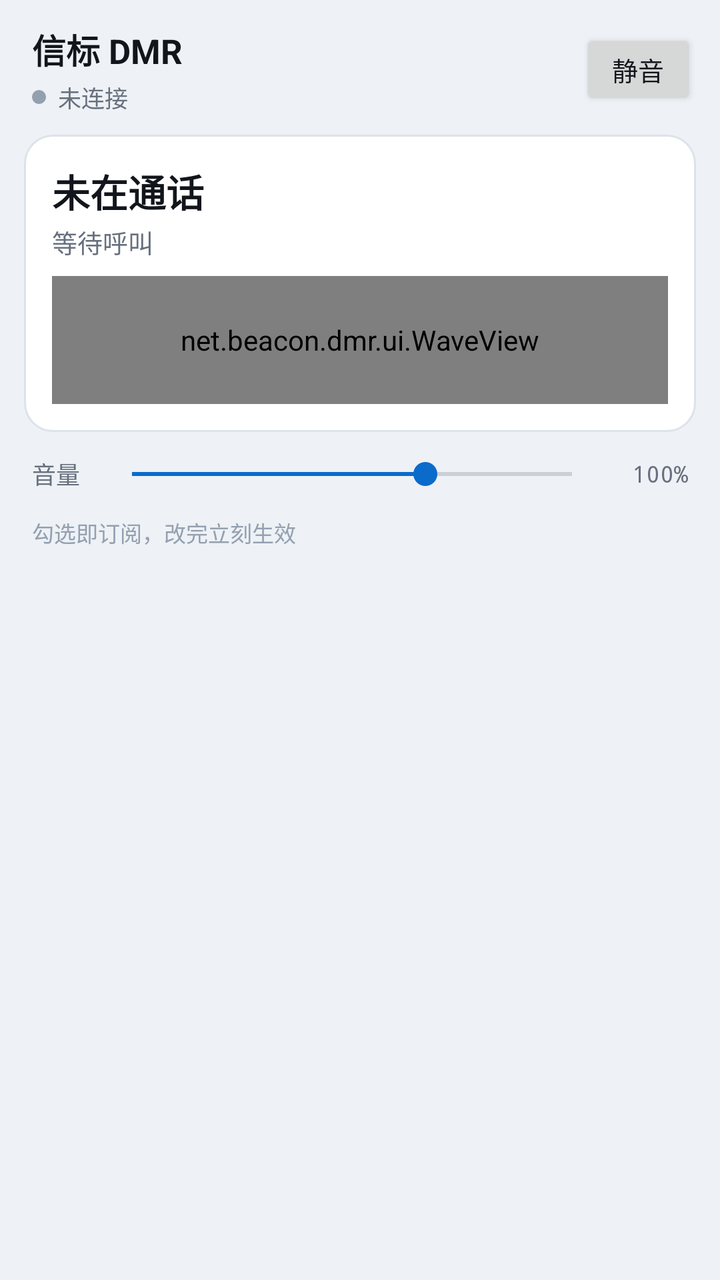
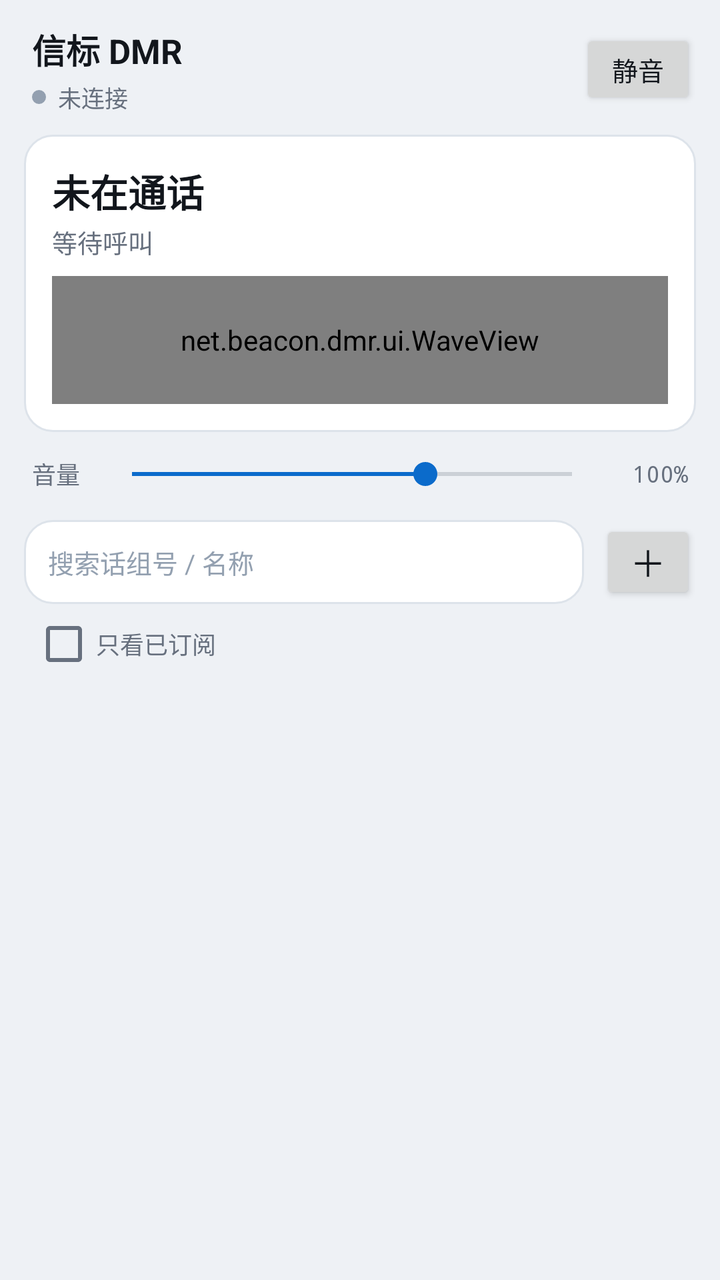

An Android layout rendered at two revisions. The XML below is the earlier revision; the diff shows what the commit changed to produce the second picture.
<!-- AndroidManifest.xml: activity theme AppTheme -->
<!-- res/layout/activity_main.xml -->
<?xml version="1.0" encoding="utf-8"?>
<LinearLayout xmlns:android="http://schemas.android.com/apk/res/android"
    android:layout_width="match_parent"
    android:layout_height="match_parent"
    android:orientation="vertical"
    android:background="@color/bg"
    android:fitsSystemWindows="true">

    
    <LinearLayout
        android:layout_width="match_parent"
        android:layout_height="wrap_content"
        android:orientation="horizontal"
        android:gravity="center_vertical"
        android:paddingStart="16dp"
        android:paddingEnd="12dp"
        android:paddingTop="12dp"
        android:paddingBottom="10dp">

        <LinearLayout
            android:layout_width="0dp"
            android:layout_height="wrap_content"
            android:layout_weight="1"
            android:orientation="vertical">

            <TextView
                android:layout_width="wrap_content"
                android:layout_height="wrap_content"
                android:text="@string/title"
                android:textColor="@color/text"
                android:textSize="17sp"
                android:textStyle="bold" />

            <LinearLayout
                android:layout_width="wrap_content"
                android:layout_height="wrap_content"
                android:orientation="horizontal"
                android:gravity="center_vertical"
                android:layout_marginTop="3dp">

                <View
                    android:id="@+id/dot"
                    android:layout_width="7dp"
                    android:layout_height="7dp"
                    android:background="@drawable/dot"
                    android:backgroundTint="@color/dim" />

                <TextView
                    android:id="@+id/stateText"
                    android:layout_width="wrap_content"
                    android:layout_height="wrap_content"
                    android:layout_marginStart="6dp"
                    android:text="@string/state_idle"
                    android:textColor="@color/muted"
                    android:textSize="11.5sp" />
            </LinearLayout>
        </LinearLayout>

        <Button
            android:id="@+id/btnMute"
            android:layout_width="wrap_content"
            android:layout_height="40dp"
            android:minWidth="0dp"
            android:paddingStart="16dp"
            android:paddingEnd="16dp"
            android:text="@string/mute"
            android:textSize="13sp"
            android:textAllCaps="false" />
    </LinearLayout>

    
    <LinearLayout
        android:layout_width="match_parent"
        android:layout_height="wrap_content"
        android:layout_marginStart="12dp"
        android:layout_marginEnd="12dp"
        android:orientation="vertical"
        android:background="@drawable/bg_card"
        android:padding="14dp">

        <LinearLayout
            android:layout_width="match_parent"
            android:layout_height="wrap_content"
            android:orientation="horizontal"
            android:gravity="center_vertical">

            <TextView
                android:id="@+id/npTg"
                android:layout_width="0dp"
                android:layout_height="wrap_content"
                android:layout_weight="1"
                android:text="@string/idle_tg"
                android:textColor="@color/text"
                android:textSize="19sp"
                android:textStyle="bold"
                android:singleLine="true"
                android:ellipsize="end" />

            <TextView
                android:id="@+id/npTime"
                android:layout_width="wrap_content"
                android:layout_height="wrap_content"
                android:text=""
                android:textColor="@color/dim"
                android:textSize="12sp"
                android:fontFamily="monospace" />
        </LinearLayout>

        <TextView
            android:id="@+id/npCaller"
            android:layout_width="match_parent"
            android:layout_height="wrap_content"
            android:layout_marginTop="2dp"
            android:text="@string/idle_caller"
            android:textColor="@color/muted"
            android:textSize="12.5sp"
            android:singleLine="true"
            android:ellipsize="end" />

        <net.beacon.dmr.ui.WaveView
            android:id="@+id/wave"
            android:layout_width="match_parent"
            android:layout_height="64dp"
            android:layout_marginTop="8dp" />
    </LinearLayout>

    
    <LinearLayout
        android:layout_width="match_parent"
        android:layout_height="wrap_content"
        android:orientation="horizontal"
        android:gravity="center_vertical"
        android:paddingStart="16dp"
        android:paddingEnd="16dp"
        android:paddingTop="12dp"
        android:paddingBottom="6dp">

        <TextView
            android:layout_width="wrap_content"
            android:layout_height="wrap_content"
            android:text="@string/volume"
            android:textColor="@color/muted"
            android:textSize="12sp" />

        <SeekBar
            android:id="@+id/seekVol"
            android:layout_width="0dp"
            android:layout_height="wrap_content"
            android:layout_weight="1"
            android:layout_marginStart="10dp"
            android:max="150"
            android:progress="100" />

        <TextView
            android:id="@+id/volPct"
            android:layout_width="42dp"
            android:layout_height="wrap_content"
            android:gravity="end"
            android:text="100%"
            android:textColor="@color/muted"
            android:textSize="11.5sp"
            android:fontFamily="monospace" />
    </LinearLayout>

    
    <TextView
        android:layout_width="match_parent"
        android:layout_height="wrap_content"
        android:paddingStart="16dp"
        android:paddingEnd="16dp"
        android:paddingTop="6dp"
        android:paddingBottom="4dp"
        android:text="@string/tg_hint"
        android:textColor="@color/dim"
        android:textSize="11sp" />

    <ListView
        android:id="@+id/tgList"
        android:layout_width="match_parent"
        android:layout_height="0dp"
        android:layout_weight="1"
        android:divider="@null"
        android:dividerHeight="0dp"
        android:scrollbars="vertical" />
</LinearLayout>
<!-- resources referenced by this layout -->
<resources>
  <color name="bg">#eef1f5</color>
  <color name="dim">#93a0b0</color>
  <color name="muted">#67707e</color>
  <color name="text">#12161c</color>
  <!-- drawable bg_card (drawable) -->
  <?xml version="1.0" encoding="utf-8"?>
  <shape xmlns:android="http://schemas.android.com/apk/res/android" android:shape="rectangle">
      <solid android:color="@color/panel" />
      <corners android:radius="14dp" />
      <stroke android:width="1dp" android:color="@color/border" />
  </shape>
  <!-- drawable dot (drawable) -->
  <?xml version="1.0" encoding="utf-8"?>
  <shape xmlns:android="http://schemas.android.com/apk/res/android" android:shape="oval">
      <solid android:color="@color/ok" />
  </shape>
  <string name="idle_caller">等待呼叫</string>
  <string name="idle_tg">未在通话</string>
  <string name="mute">静音</string>
  <string name="state_idle">未连接</string>
  <string name="tg_hint">勾选即订阅，改完立刻生效</string>
  <string name="title">信标 DMR</string>
  <string name="volume">音量</string>
  <style name="AppTheme" parent="@android:style/Theme.Material.Light.NoActionBar">
          <item name="android:windowBackground">@color/bg</item>
          <item name="android:colorBackground">@color/bg</item>
          <item name="android:textColorPrimary">@color/text</item>
          <item name="android:textColorSecondary">@color/muted</item>
          <item name="android:colorAccent">@color/accent</item>
          <item name="android:statusBarColor">@color/panel</item>
          <item name="android:navigationBarColor">@color/panel</item>
          <item name="android:windowLightStatusBar">true</item>
      </style>
  <color name="panel">#ffffff</color>
  <color name="border">#dde3ea</color>
  <color name="ok">#12a150</color>
  <color name="accent">#0b6bcb</color>
</resources>

<!-- the commit's change to res/layout/activity_main.xml (unified diff, before → after) -->
@@ -163,16 +163,75 @@
     </LinearLayout>
 
     
-    <TextView
-        android:layout_width="match_parent"
-        android:layout_height="wrap_content"
+    <LinearLayout
+        android:layout_width="match_parent"
+        android:layout_height="wrap_content"
+        android:orientation="horizontal"
+        android:gravity="center_vertical"
+        android:paddingStart="12dp"
+        android:paddingEnd="12dp"
+        android:paddingTop="8dp">
+
+        <EditText
+            android:id="@+id/search"
+            android:layout_width="0dp"
+            android:layout_height="42dp"
+            android:layout_weight="1"
+            android:background="@drawable/bg_card"
+            android:paddingStart="12dp"
+            android:paddingEnd="12dp"
+            android:hint="搜索话组号 / 名称"
+            android:textColorHint="@color/dim"
+            android:textColor="@color/text"
+            android:textSize="13sp"
+            android:inputType="text"
+            android:imeOptions="actionSearch"
+            android:singleLine="true" />
+
+        <Button
+            android:id="@+id/btnAdd"
+            android:layout_width="48dp"
+            android:layout_height="42dp"
+            android:layout_marginStart="8dp"
+            android:minWidth="0dp"
+            android:padding="0dp"
+            android:text="＋"
+            android:textSize="18sp"
+            android:textAllCaps="false" />
+    </LinearLayout>
+
+    
+    <LinearLayout
+        android:layout_width="match_parent"
+        android:layout_height="wrap_content"
+        android:orientation="horizontal"
+        android:gravity="center_vertical"
         android:paddingStart="16dp"
         android:paddingEnd="16dp"
-        android:paddingTop="6dp"
-        android:paddingBottom="4dp"
-        android:text="@string/tg_hint"
-        android:textColor="@color/dim"
-        android:textSize="11sp" />
+        android:paddingTop="4dp"
+        android:paddingBottom="2dp">
+
+        <CheckBox
+            android:id="@+id/ckOnlySub"
+            android:layout_width="wrap_content"
+            android:layout_height="wrap_content"
+            android:minHeight="0dp"
+            android:minWidth="0dp"
+            android:text="只看已订阅"
+            android:textSize="12sp"
+            android:textColor="@color/muted" />
+
+        <TextView
+            android:id="@+id/tgCount"
+            android:layout_width="0dp"
+            android:layout_height="wrap_content"
+            android:layout_weight="1"
+            android:gravity="end"
+            android:text=""
+            android:textColor="@color/dim"
+            android:textSize="11sp"
+            android:fontFamily="monospace" />
+    </LinearLayout>
 
     <ListView
         android:id="@+id/tgList"
<!-- resource entries referenced after the edit -->
@@ -20,7 +20,6 @@
   <string name="idle_tg">未在通话</string>
   <string name="mute">静音</string>
   <string name="state_idle">未连接</string>
-  <string name="tg_hint">勾选即订阅，改完立刻生效</string>
   <string name="title">信标 DMR</string>
   <string name="volume">音量</string>
   <style name="AppTheme" parent="@android:style/Theme.Material.Light.NoActionBar">
